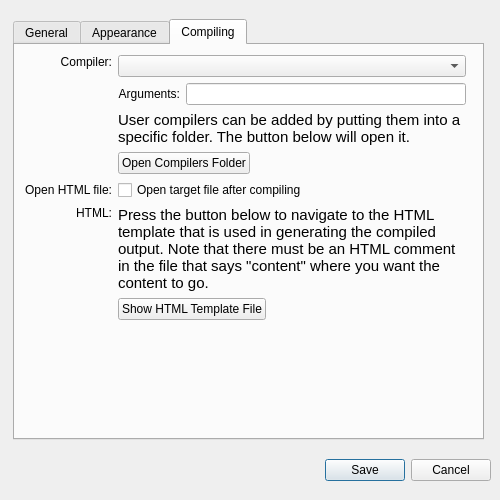
Qt form src/preferencesdialog.ui (ali-rantakari/QarkDown) before a commit.
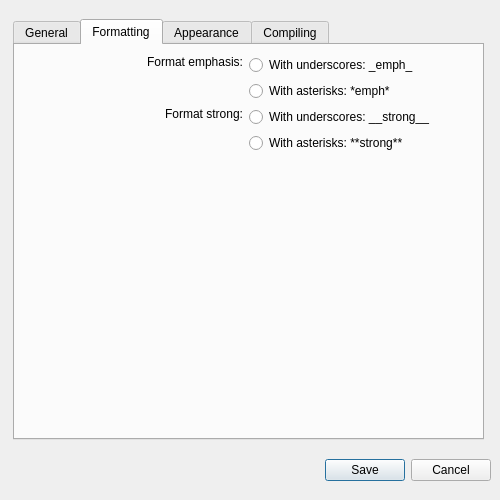
The same form after that commit.

Commit message: Add preferences on whether to use underscores or asterisks for emph and strong formatting.

```diff
--- a/src/preferencesdialog.ui
+++ b/src/preferencesdialog.ui
@@ -66,7 +66,7 @@
     </rect>
    </property>
    <property name="currentIndex">
-    <number>2</number>
+    <number>1</number>
    </property>
    <widget class="QWidget" name="tab">
     <attribute name="title">
@@ -280,6 +280,96 @@
      </layout>
     </widget>
    </widget>
+   <widget class="QWidget" name="tab_4">
+    <attribute name="title">
+     <string>Formatting</string>
+    </attribute>
+    <widget class="QWidget" name="gridLayoutWidget_4">
+     <property name="geometry">
+      <rect>
+       <x>10</x>
+       <y>10</y>
+       <width>441</width>
+       <height>371</height>
+      </rect>
+     </property>
+     <layout class="QGridLayout" name="gridLayout_4">
+      <item row="0" column="0">
+       <widget class="QLabel" name="label_13">
+        <property name="text">
+         <string>Format emphasis:</string>
+        </property>
+        <property name="alignment">
+         <set>Qt::AlignRight|Qt::AlignTop|Qt::AlignTrailing</set>
+        </property>
+       </widget>
+      </item>
+      <item row="3" column="0">
+       <spacer name="verticalSpacer_5">
+        <property name="orientation">
+         <enum>Qt::Vertical</enum>
+        </property>
+        <property name="sizeHint" stdset="0">
+         <size>
+          <width>20</width>
+          <height>40</height>
+         </size>
+        </property>
+       </spacer>
+      </item>
+      <item row="2" column="2">
+       <layout class="QVBoxLayout" name="verticalLayout_11">
+        <item>
+         <layout class="QVBoxLayout" name="verticalLayout_15">
+          <item>
+           <widget class="QRadioButton" name="strongUnderscoreRadioButton">
+            <property name="text">
+             <string>With underscores: __strong__</string>
+            </property>
+           </widget>
+          </item>
+          <item>
+           <widget class="QRadioButton" name="strongAsteriskRadioButton">
+            <property name="text">
+             <string>With asterisks: **strong**</string>
+            </property>
+           </widget>
+          </item>
+         </layout>
+        </item>
+       </layout>
+      </item>
+      <item row="0" column="2">
+       <layout class="QVBoxLayout" name="verticalLayout_14">
+        <item>
+         <widget class="QRadioButton" name="emphUnderscoreRadioButton">
+          <property name="text">
+           <string>With underscores: _emph_</string>
+          </property>
+         </widget>
+        </item>
+        <item>
+         <widget class="QRadioButton" name="emphAsteriskRadioButton">
+          <property name="text">
+           <string>With asterisks: *emph*</string>
+          </property>
+         </widget>
+        </item>
+       </layout>
+      </item>
+      <item row="2" column="0">
+       <widget class="QLabel" name="label_14">
+        <property name="text">
+         <string>Format strong:</string>
+        </property>
+        <property name="alignment">
+         <set>Qt::AlignRight|Qt::AlignTop|Qt::AlignTrailing</set>
+        </property>
+       </widget>
+      </item>
+     </layout>
+    </widget>
+   </widget>
    <widget class="QWidget" name="tab_2">
     <attribute name="title">
      <string>Appearance</string>
```
The commit also changes 5 other files.
